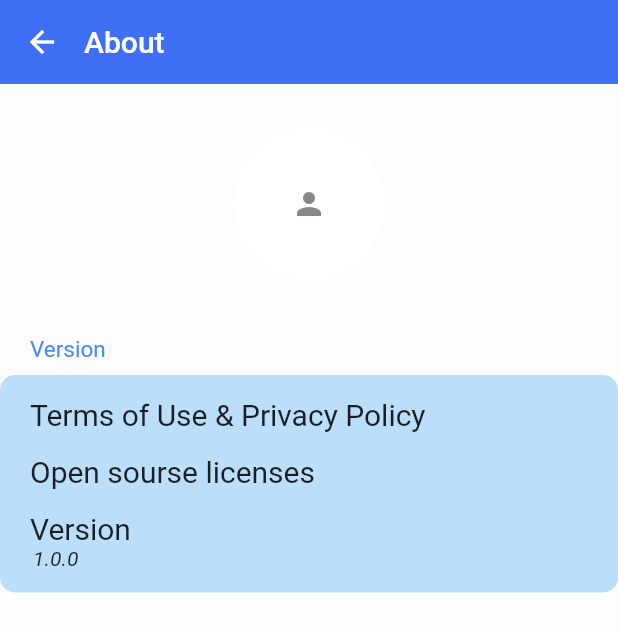
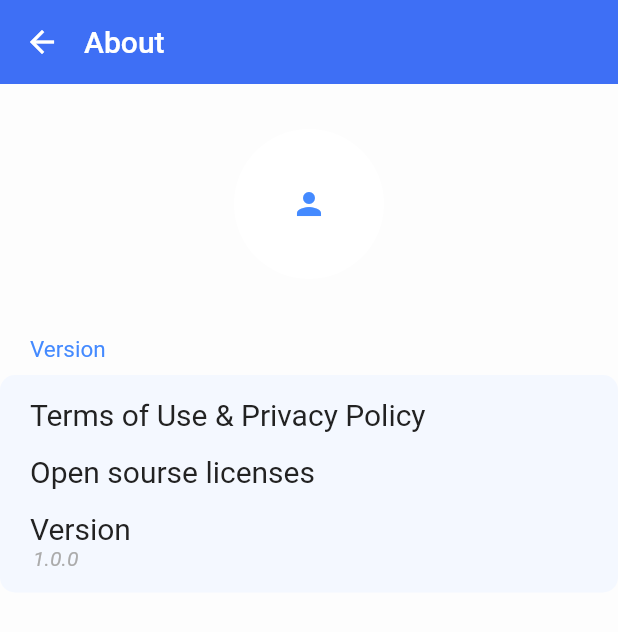
Before and after one commit to icebox-dev/Go-Todo-, a Flutter app: the AboutScreen screen opened by its route, on a phone screen of 412 x 824 dp. Shown: the top 632 px of the screen. Run offline on Flutter 3.47's test engine with Material 2 defaults, Android fonts, the phone set to English and light mode, and no system bars.

Commit message:
UI updated for About & Connections

```diff
--- a/lib/Screens/about.dart
+++ b/lib/Screens/about.dart
@@ -38,22 +38,33 @@ class AboutScreen extends StatelessWidget {
                 child: Column(
                   crossAxisAlignment: CrossAxisAlignment.stretch,
                   children: [
-                    Text("Terms of Use & Privacy Policy",style: TextStyle(fontSize: 20),),
+                    Text("Terms of Use & Privacy Policy",style: Theme.of(context).textTheme.subtitle1?.copyWith(
+                      fontSize: 20
+                    )),
                     SizedBox(height: 15,),
-                    Text("Open sourse licenses",style: TextStyle(fontSize: 20),),
+                    Text("Open sourse licenses",style: Theme.of(context).textTheme.subtitle1?.copyWith(
+                        fontSize: 20
+                    ),),
                     SizedBox(height: 15,),
                     Column(
                       crossAxisAlignment:CrossAxisAlignment.start,
                         children: [
-                      Text("Version",style: TextStyle(fontSize: 20),),
-                      Padding(padding: const EdgeInsets.only(left: 2),child: Text("1.0.0",style: TextStyle(fontSize: 14,fontStyle: FontStyle.italic),),)
+                      Text("Version",style: Theme.of(context).textTheme.subtitle1?.copyWith(
+                        fontSize: 20
+                    ),),
+                      Padding(
+                        padding: const EdgeInsets.only(left: 2),
+                        child: Text("1.0.0",
+                          style: TextStyle(fontSize: 14,
+                            fontStyle: FontStyle.italic,
+                            color: Color(0xffABABAB),),),)
                     ],)
                   ],
                 ),
               ),
               decoration: BoxDecoration(
               borderRadius: BorderRadius.all(Radius.elliptical(10, 10)),
-              color: Colors.blue[100],
+              color: Theme.of(context).secondaryHeaderColor,
             ),
             )
 
```
Also changed, not shown: lib/Screens/connecion_screen.dart (+16 -8 lines), lib/main.dart (+7 -2 lines).
